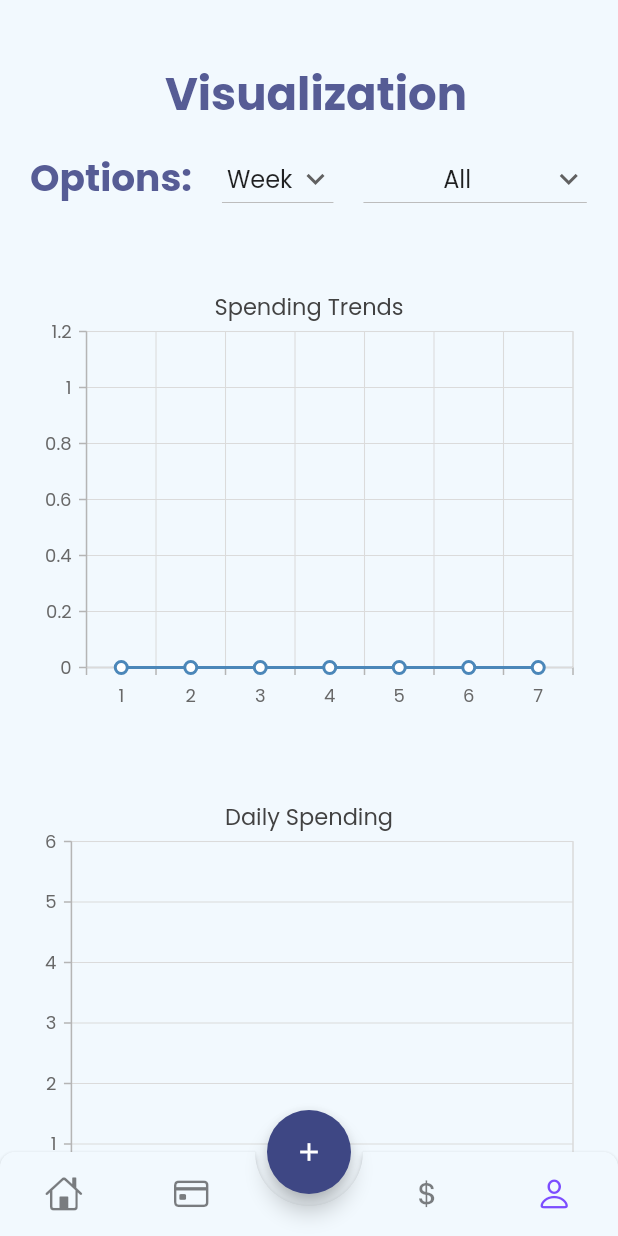
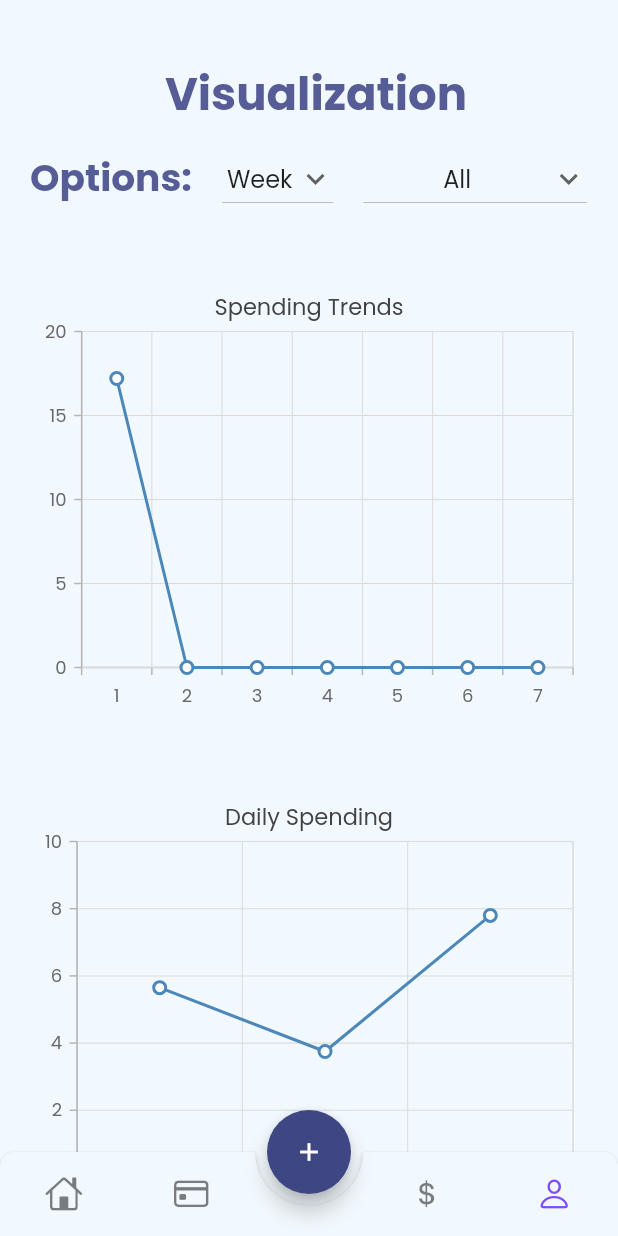
Before and after one commit to jmaguin/Colfin-Application, a Flutter app: the screen it shows after launch, item 4 of the bottom bar chosen, on a phone screen of 412 x 824 dp. Run offline on Flutter 3.47's test engine with Material 2 defaults, Android fonts, the phone set to English and light mode, and no system bars; drawn by our look-alikes of animated_bottom_navigation_bar; our stand-ins replace google_fonts, percent_indicator, shared_preferences, sqflite, syncfusion_flutter_charts; missing offline and left inert: icon_badge; accounts and stored records are empty; network calls fail.

Commit message:
added more data points to test data

```diff
--- a/Flutter_finance_app_ui-main/lib/database_data.dart
+++ b/Flutter_finance_app_ui-main/lib/database_data.dart
@@ -3,15 +3,23 @@ import 'package:intl/intl.dart';
 
 // Test data for various database functions
 class DatabaseData {
-  DateTime time0 = DateTime.parse('2023-06-01 01:08'),
-      time1 = DateTime.parse('2023-06-01 11:41'),
-      time2 = DateTime.parse('2023-06-02 09:00'),
-      time3 = DateTime.parse('2023-06-03 04:49'),
-      time4 = DateTime.parse('2023-06-04 09:03'),
-      time5 = DateTime.parse('2023-06-04 12:51'),
-      time6 = DateTime.parse('2023-06-05 07:16'),
-      time7 = DateTime.parse('2023-06-06 06:33'),
-      time8 = DateTime.parse('2023-06-06 15:05');
+  DateTime time0 = DateTime.parse('2023-06-01 01:08:00'),
+      time1 = DateTime.parse('2023-06-01 11:41:00'),
+      time2 = DateTime.parse('2023-06-02 09:00:00'),
+      time3 = DateTime.parse('2023-06-03 04:49:00'),
+      time4 = DateTime.parse('2023-06-04 09:03:00'),
+      time5 = DateTime.parse('2023-06-04 12:51:00'),
+      time6 = DateTime.parse('2023-06-05 07:16:00'),
+      time7 = DateTime.parse('2023-06-06 06:33:00'),
+      time8 = DateTime.parse('2023-06-06 15:05:00'),
+      time9 = DateTime.parse('2023-05-18 01:15:00'),
+      time10 = DateTime.parse('2023-05-19 08:27:00'),
+      time11 = DateTime.parse('2023-05-21 11:11:00'),
+      time12 = DateTime.parse('2023-05-22 16:54:00'),
+      time13 = DateTime.parse('2023-05-23 22:01:00'),
+      time14 = DateTime.now(),
+      time15 = DateTime.now().add(const Duration(hours: 2)),
+      time16 = DateTime.now().add(const Duration(hours: 6));
 
   List<Purchase> data = <Purchase>[];
 
@@ -22,7 +30,7 @@ class DatabaseData {
           name: "Burger",
           price: 8.99,
           category: "Food",
-          createdAt: time1.millisecondsSinceEpoch,
+          createdAt: time0.millisecondsSinceEpoch,
           year: time0.year,
           month: time0.month,
           day: time0.day,
@@ -107,6 +115,86 @@ class DatabaseData {
           month: time8.month,
           day: time8.day,
           weekday: DateFormat('EEEE').format(time8)),
+      Purchase(
+          id: 9,
+          name: "Electric Bill",
+          price: 90.70,
+          category: "Utilities",
+          createdAt: time9.millisecondsSinceEpoch,
+          year: time9.year,
+          month: time9.month,
+          day: time9.day,
+          weekday: DateFormat('EEEE').format(time9)),
+      Purchase(
+          id: 10,
+          name: "Fish and Chips",
+          price: 11.14,
+          category: "Food",
+          createdAt: time9.millisecondsSinceEpoch,
+          year: time10.year,
+          month: time10.month,
+          day: time10.day,
+          weekday: DateFormat('EEEE').format(time10)),
+      Purchase(
+          id: 11,
+          name: "Gas Bill",
+          price: 37.60,
+          category: "Utilities",
+          createdAt: time11.millisecondsSinceEpoch,
+          year: time11.year,
+          month: time11.month,
+          day: time11.day,
+          weekday: DateFormat('EEEE').format(time11)),
+      Purchase(
+          id: 12,
+          name: "Salad",
+          price: 13.99,
+          category: "Food",
+          createdAt: time12.millisecondsSinceEpoch,
+          year: time12.year,
+          month: time12.month,
+          day: time12.day,
+          weekday: DateFormat('EEEE').format(time12)),
+      Purchase(
+          id: 13,
+          name: "Tacos",
+          price: 9.99,
+          category: "Food",
+          createdAt: time13.millisecondsSinceEpoch,
+          year: time13.year,
+          month: time13.month,
+          day: time13.day,
+          weekday: DateFormat('EEEE').format(time13)),
+      Purchase(
+          id: 14,
+          name: "Burrito",
+          price: 5.65,
+          category: "Food",
+          createdAt: time14.millisecondsSinceEpoch,
+          year: time14.year,
+          month: time14.month,
+          day: time14.day,
+          weekday: DateFormat('EEEE').format(time14)),
+      Purchase(
+          id: 15,
+          name: "Rice",
+          price: 3.75,
+          category: "Food",
+          createdAt: time15.millisecondsSinceEpoch,
+          year: time15.year,
+          month: time15.month,
+          day: time15.day,
+          weekday: DateFormat('EEEE').format(time15)),
+      Purchase(
+          id: 16,
+          name: "Tea",
+          price: 7.80,
+          category: "Food",
+          createdAt: time16.millisecondsSinceEpoch,
+          year: time16.year,
+          month: time16.month,
+          day: time16.day,
+          weekday: DateFormat('EEEE').format(time16))
     ];
   }
 }
```
